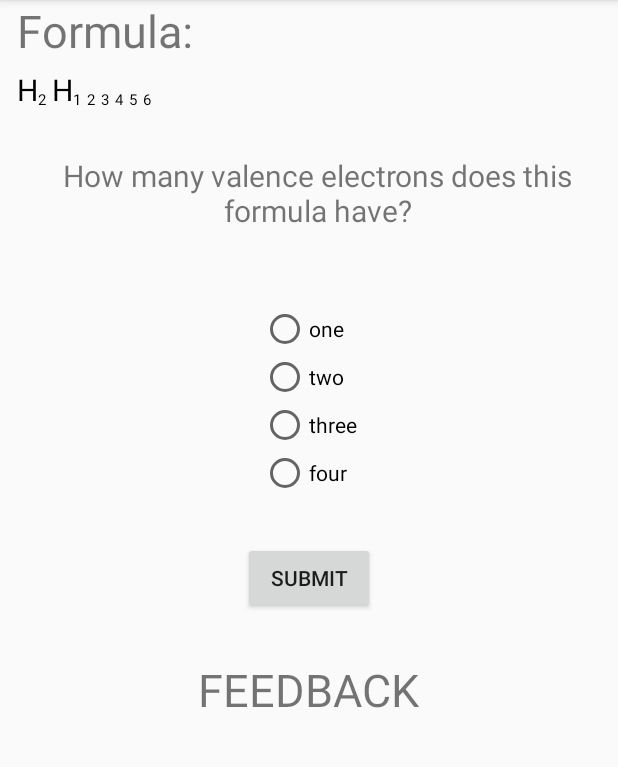
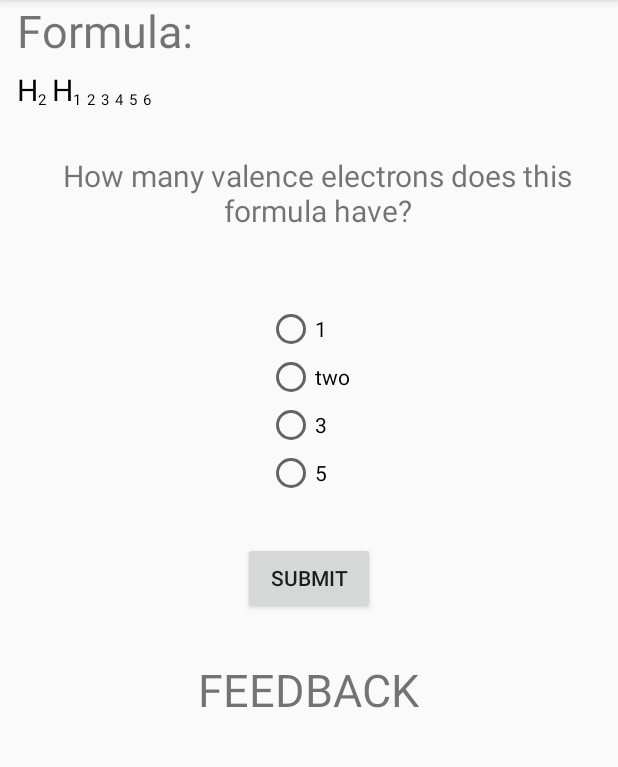
Before and after one commit to ahyoung1/Chemia, an Android app: the FormulaCreatorPage screen opened directly, with no data from a screen before it, after a tap on "MAKE FORMULA", on a phone screen of 412 x 824 dp, the part 84-851 px from its top. Run offline under Robolectric (Android 15) with nearby library versions, the phone set to English and light mode, and no system bars; 1 statement that could not run was skipped.

Commit message:
Added functionality in Molecule class to calculate and "give" total number of valence electrons

```diff
--- a/app/src/main/java/chemia/httpsgithub/comahyoung1/chemia/ChemFormulaBuilder.java
+++ b/app/src/main/java/chemia/httpsgithub/comahyoung1/chemia/ChemFormulaBuilder.java
@@ -1,4 +1,6 @@
 package chemia.httpsgithub.comahyoung1.chemia;
+
+import java.io.Serializable;
 
 /**
  * Created by Aaron on 2/27/2017.
@@ -6,7 +8,7 @@ package chemia.httpsgithub.comahyoung1.chemia;
  * of molecules to the user
  */
 
-public class ChemFormulaBuilder {
+public class ChemFormulaBuilder implements Serializable{
     //"Atom" is given as chemical symbol
     private Element centerAtom;
     private Element[] attachedElements = new Element[6];
--- a/app/src/main/java/chemia/httpsgithub/comahyoung1/chemia/Molecule.java
+++ b/app/src/main/java/chemia/httpsgithub/comahyoung1/chemia/Molecule.java
@@ -10,10 +10,11 @@ public class Molecule implements Serializable{
     //Chemical formulas are going to be 2D string arrays
     //formula[0][n] will be chem symbol
     //formula[1][n] will be coefficient - empty string if none
-    //ChemFormulaBuilder formula;
-    //maybe find a way to name? Naming is easy for these, right?
-    //String name;
+    ChemFormulaBuilder formula;
+    //maybe find a way to name? Naming is easy for these, right? ------ NOT NECESSARY???
+    String name;
     Bond[] bondArray = new Bond[8];
+    int numberOfTotalValence;
 
     //so this is going to work in such a way that a bond is created, then added tot he array
     Element centerAtom;
@@ -22,6 +23,8 @@ public class Molecule implements Serializable{
     public Molecule(Element centerAtom, Element[] attachedAtoms){
         this.centerAtom = centerAtom;
         this.attachedAtomArray = attachedAtoms;
+
+        numberOfTotalValence = calculateTotalValence();
 
         int numberOfDesiredBonds;
         if(centerAtom.getCanHaveSimpleOctet()){
@@ -35,6 +38,20 @@ public class Molecule implements Serializable{
         }
     }
 
+    private int calculateTotalValence(){
+        int sumOfAttached=0;
+        for (int i=0; i<attachedAtomArray.length; i++){
+            if (attachedAtomArray[i]!= null){
+                sumOfAttached += attachedAtomArray[i].getNumOfValenceElectrons();
+            }
+        }
+        return sumOfAttached + centerAtom.getNumOfValenceElectrons();
+    }
+
+    public int getNumberOfTotalValence(){
+        return numberOfTotalValence;
+    }
+
     //****************Getters*********************
     public Element getCenterAtom() {return centerAtom;}
     public Element[] getAttachedAtomArray() {return attachedAtomArray;}
--- a/app/src/main/java/chemia/httpsgithub/comahyoung1/chemia/ValenceQuestionPage.java
+++ b/app/src/main/java/chemia/httpsgithub/comahyoung1/chemia/ValenceQuestionPage.java
@@ -2,20 +2,15 @@ package chemia.httpsgithub.comahyoung1.chemia;
 
 import android.content.Intent;
 import android.graphics.Color;
-import android.provider.MediaStore;
 import android.support.v7.app.AppCompatActivity;
 import android.os.Bundle;
 import android.view.Menu;
 import android.view.MenuItem;
 import android.view.View;
-import android.widget.ArrayAdapter;
 import android.widget.Button;
 import android.widget.RadioButton;
 import android.widget.RadioGroup;
-import android.widget.Spinner;
 import android.widget.TextView;
-
-import org.w3c.dom.Text;
 
 /**
  * Created by Aaron on 3/1/2017.
@@ -31,21 +26,42 @@ public class ValenceQuestionPage extends AppCompatActivity {
     private TextView feedbackTV;
     private Molecule molecule;
     private TextView[] attachedElementTVArray = new TextView[6];
+    private TextView centerAtomTV;
+
 
     @Override
     protected void onCreate(Bundle savedInstanceState) {
         super.onCreate(savedInstanceState);
         setContentView(R.layout.activity_valence_question);
-        radioGroup = (RadioGroup)findViewById(R.id.answer_radio_group);
-        radioButtonOne = (RadioButton)findViewById(R.id.valence_radio_one);
-        radioButtonTwo = (RadioButton)findViewById(R.id.valence_radio_two);
-        radioButtonThree = (RadioButton)findViewById(R.id.valence_radio_three);
-        radioButtonFour = (RadioButton)findViewById(R.id.valence_radio_four);
+        initializeRadioGroup();
         feedbackTV = (TextView)findViewById(R.id.answer_feedback_tv);
+        populateFormulaTVs();
+    }
+
+    public void submitValence(View v){
+        int selectedRadioID = radioGroup.getCheckedRadioButtonId();
+        if (selectedRadioID!=-1) {
+            radioButtonRightorWrong(selectedRadioID);
+        }
+        else{
+            noRadioSelectedFeedback();
+        }
+    }
+
+    private void radioButtonRightorWrong(int selectedRadioID){
+        RadioButton selectedRadio = (RadioButton) findViewById(selectedRadioID);
+        if (Integer.toString(this.numOfValence).equals(selectedRadio.getText())) {
+            correctRadioSelectedFeedback();
+        }
+        else {
+            wrongRadioSelectedFeedback();
+        }
+    }
+    private void populateFormulaTVs(){
         Intent intent = getIntent();
         molecule = (Molecule)intent.getSerializableExtra("molecule");
         Element centerAtom = molecule.getCenterAtom();
-        TextView centerAtomTV = (TextView)findViewById(R.id.center_atom_display);
+        centerAtomTV = (TextView)findViewById(R.id.center_atom_display);
         centerAtomTV.setText(centerAtom.getChemSymbol());
         attachedElementTVArray[0]=(TextView)findViewById(R.id.first_attached_atom_display);
         attachedElementTVArray[1]=(TextView)findViewById(R.id.second_attached_atom_display);
@@ -62,24 +78,32 @@ public class ValenceQuestionPage extends AppCompatActivity {
             }
         }
     }
-
-    public void submitValence(View v){
-        int selectedRadioID = radioGroup.getCheckedRadioButtonId();
-        if (selectedRadioID!=-1) {
-            RadioButton selectedRadio = (RadioButton) findViewById(selectedRadioID);
-            if (Integer.toString(this.numOfValence).equals(selectedRadio.getText())) {
+    private void initializeRadioGroup(){
+        radioGroup = (RadioGroup)findViewById(R.id.answer_radio_group);
+        radioButtonOne = (RadioButton)findViewById(R.id.valence_radio_one);
+        radioButtonTwo = (RadioButton)findViewById(R.id.valence_radio_two);
+        radioButtonThree = (RadioButton)findViewById(R.id.valence_radio_three);
+        radioButtonFour = (RadioButton)findViewById(R.id.valence_radio_four);
+        radioButtonOne.setText("1");
+        //these should all be randomized somehow, but going to be fixed for now
+        radioButtonTwo.setText(Integer.toString(molecule.getNumberOfTotalValence()));
+        radioButtonThree.setText("3");
+        radioButtonFour.setText("5");
+    }
+    private void correctRadioSelectedFeedback(){
         feedbackTV.setText("Correct!");
         feedbackTV.setTextColor(Color.parseColor("#42f468"));
-            } else {
+        feedbackTV.setBackgroundColor(Color.parseColor("#ffffff"));
+    }
+    private void wrongRadioSelectedFeedback(){
         feedbackTV.setText("Try Again...");
         feedbackTV.setTextColor(Color.parseColor("#e20000"));
+        feedbackTV.setBackgroundColor(Color.parseColor("#ffffff"));
     }
-        }
-        else{
+    private void noRadioSelectedFeedback(){
         feedbackTV.setText("You need to select an option");
-            feedbackTV.setTextColor(Color.parseColor("#000000"));
+        feedbackTV.setTextColor(Color.parseColor("#dc42f4"));
         feedbackTV.setBackgroundColor(Color.parseColor("#fffb3f"));
-        }
     }
 
     //menu bar and home button
--- a/app/src/main/res/layout/activity_valence_question.xml
+++ b/app/src/main/res/layout/activity_valence_question.xml
@@ -74,6 +74,7 @@
         android:layout_width="wrap_content"
         android:layout_height="wrap_content"
         android:layout_centerHorizontal="true"
+        android:textAlignment="center"
         android:layout_below="@id/submit_button"
         android:layout_marginTop="30dp"
         android:textSize="30dp"
```
Lines whose indentation alone changed are shown as unchanged.
